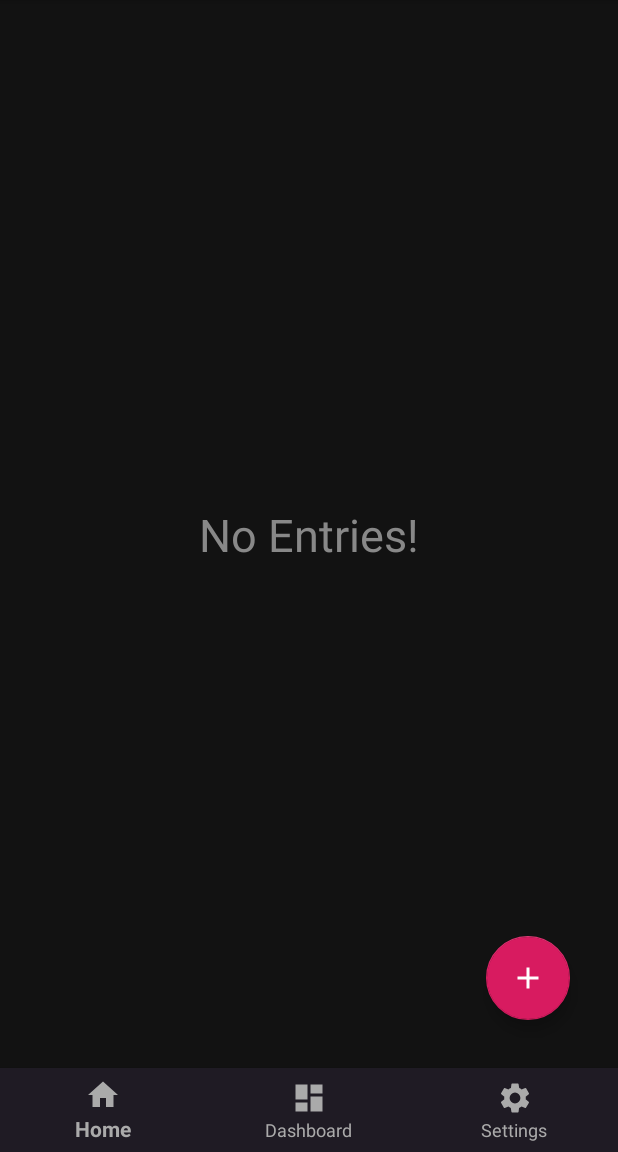
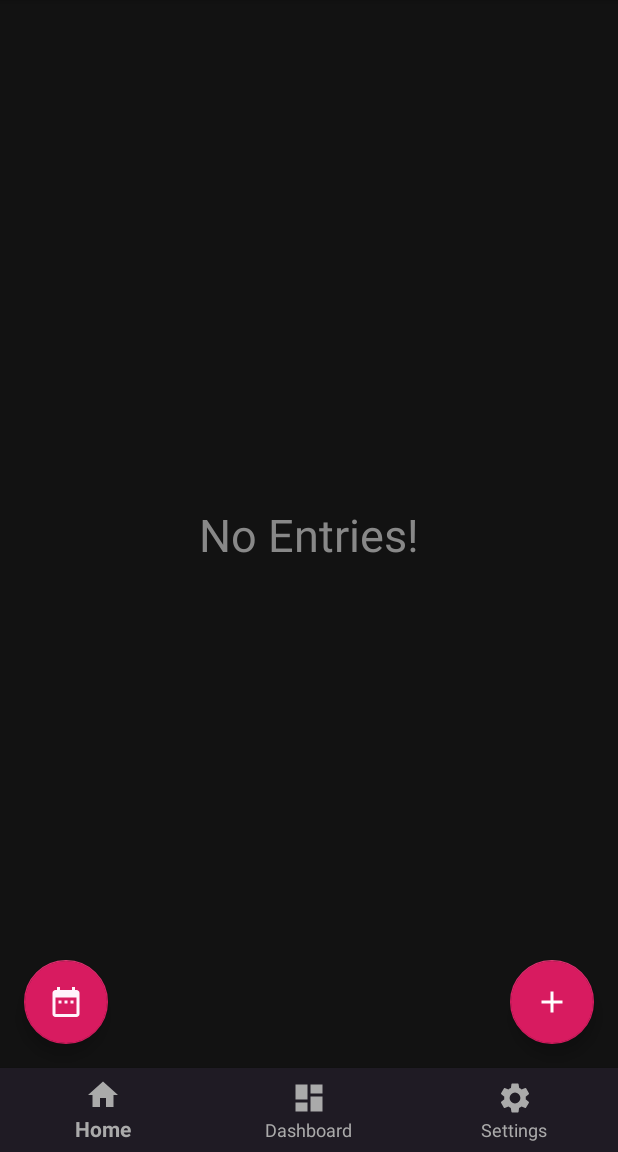
Before and after one commit to SaurabhDRao/Chronicler, an Android app: the screen it shows after launch (MainActivity), on a phone screen of 412 x 824 dp, the part 84-1236 px from its top. Run offline under Robolectric (Android 15) with nearby library versions, the phone set to English and light mode, and no system bars; our stand-ins replace Firebase (no records; nobody signed in at launch, a user with empty details on screens opened directly), Room's generated code.

Commit message:
can show entries of a particular date

```diff
--- a/app/src/main/java/com/example/myapplication/HomeFragment.java
+++ b/app/src/main/java/com/example/myapplication/HomeFragment.java
@@ -1,5 +1,6 @@
 package com.example.myapplication;
 
+import android.app.DatePickerDialog;
 import android.os.Bundle;
 import android.support.annotation.NonNull;
 import android.support.annotation.Nullable;
@@ -7,30 +8,43 @@ import android.support.design.widget.FloatingActionButton;
 import android.support.v4.app.Fragment;
 import android.support.v7.widget.LinearLayoutManager;
 import android.support.v7.widget.RecyclerView;
+import android.util.Log;
 import android.view.LayoutInflater;
 import android.view.View;
 import android.view.ViewGroup;
+import android.widget.DatePicker;
 
 import com.example.myapplication.Adapters.JournalEntryAdapter;
 import com.example.myapplication.RoomDatabaseConfig.JournalEntry;
 
+import java.util.Calendar;
 import java.util.List;
 
 
 public class HomeFragment extends Fragment {
 
     RecyclerView allEntriesView;
-    FloatingActionButton addEntryBtn;
+    FloatingActionButton addEntryBtn, selectDateBtn;
+    List<JournalEntry> allEntries;
 
     @Nullable
     @Override
     public View onCreateView(@NonNull LayoutInflater inflater, @Nullable ViewGroup container, @Nullable Bundle savedInstanceState) {
-        View fragmentView = inflater.inflate(R.layout.fragment_home, container, false);
+        final View fragmentView = inflater.inflate(R.layout.fragment_home, container, false);
 
         allEntriesView = fragmentView.findViewById(R.id.all_entries_recycler_view);
         addEntryBtn = fragmentView.findViewById(R.id.home_add_entry_btn);
+        selectDateBtn = fragmentView.findViewById(R.id.select_date);
 
-        showAllEntries(fragmentView);
+        allEntriesView.setLayoutManager(new LinearLayoutManager(getContext()));
+
+        allEntries = MainActivity.myDatabase.journalDao().getAllJournalEntries();
+
+        if(allEntries.size() == 0) {
+            fragmentView.findViewById(R.id.no_entries).setVisibility(View.VISIBLE);
+        }
+
+        showEntries(fragmentView, allEntries);
 
         addEntryBtn.setOnClickListener(new View.OnClickListener() {
             @Override
@@ -39,20 +53,41 @@ public class HomeFragment extends Fragment {
             }
         });
 
+        selectDateBtn.setOnClickListener(new View.OnClickListener() {
+            @Override
+            public void onClick(View view) {
+                Calendar c = Calendar.getInstance();
+                int year = c.get(Calendar.YEAR);
+                int month = c.get(Calendar.MONTH);
+                final int day = c.get(Calendar.DAY_OF_MONTH);
+
+                DatePickerDialog d = new DatePickerDialog(view.getContext(), new DatePickerDialog.OnDateSetListener() {
+                    @Override
+                    public void onDateSet(DatePicker view, int year, int month, int dayOfMonth) {
+                        String m = (month + 1) + "";
+                        if(m.length() == 1)
+                            m = "0" + m;
+                        String dateStr = "%" + dayOfMonth + "/" + m + "/" + year + "%";
+                        Log.wtf("DATE_STR", dateStr);
+                        List<JournalEntry> searchEntries = MainActivity.myDatabase.journalDao().getEntriesBasedOnDate(dateStr);
+                        if(searchEntries.size() == 0) {
+                            fragmentView.findViewById(R.id.no_entries).setVisibility(View.VISIBLE);
+                        } else {
+                            fragmentView.findViewById(R.id.no_entries).setVisibility(View.INVISIBLE);
+                        }
+                        showEntries(fragmentView, searchEntries);
+                    }
+                }, year, month, day);
+                d.show();
+            }
+        });
+
         return fragmentView;
     }
 
-    private void showAllEntries(View fragmentView) {
+    private void showEntries(View fragmentView, List<JournalEntry> entries) {
 
-        allEntriesView.setLayoutManager(new LinearLayoutManager(getContext()));
-
-        List<JournalEntry> allEntries = MainActivity.myDatabase.journalDao().getAllJournalEntries();
-
-        if(allEntries.size() == 0) {
-            fragmentView.findViewById(R.id.no_entries).setVisibility(View.VISIBLE);
-        }
-
-        JournalEntryAdapter entryAdapter = new JournalEntryAdapter(getContext(), allEntries);
+        JournalEntryAdapter entryAdapter = new JournalEntryAdapter(getContext(), entries);
         allEntriesView.setAdapter(entryAdapter);
 
     }
--- a/app/src/main/java/com/example/myapplication/RoomDatabaseConfig/JournalDao.java
+++ b/app/src/main/java/com/example/myapplication/RoomDatabaseConfig/JournalDao.java
@@ -22,4 +22,7 @@ public interface JournalDao {
     @Delete
     public void deleteItem(JournalEntry entry);
 
+    @Query("select * from JournalEntry where dateTime like :dateStr")
+    public List<JournalEntry> getEntriesBasedOnDate(String dateStr);
+
 }
--- /dev/null
+++ b/app/src/main/res/drawable/ic_date_range_black_24dp.xml
@@ -0,0 +1,5 @@
+<vector android:height="24dp" android:tint="#FFF3FC"
+    android:viewportHeight="24.0" android:viewportWidth="24.0"
+    android:width="24dp" xmlns:android="http://schemas.android.com/apk/res/android">
+    <path android:fillColor="#FF000000" android:pathData="M9,11L7,11v2h2v-2zM13,11h-2v2h2v-2zM17,11h-2v2h2v-2zM19,4h-1L18,2h-2v2L8,4L8,2L6,2v2L5,4c-1.11,0 -1.99,0.9 -1.99,2L3,20c0,1.1 0.89,2 2,2h14c1.1,0 2,-0.9 2,-2L21,6c0,-1.1 -0.9,-2 -2,-2zM19,20L5,20L5,9h14v11z"/>
+</vector>
--- a/app/src/main/res/layout/fragment_dashboard.xml
+++ b/app/src/main/res/layout/fragment_dashboard.xml
@@ -23,6 +23,7 @@
             android:layout_marginRight="24dp"
             android:background="@drawable/edittext_style"
             android:hint="Search"
+            android:visibility="invisible"
             android:textColor="#fff"
             android:textColorHint="#aaa"
             android:textCursorDrawable="@drawable/edittext_cursor_color"
@@ -39,7 +40,7 @@
             android:paddingBottom="20dp"
             app:layout_constraintEnd_toEndOf="parent"
             app:layout_constraintStart_toStartOf="parent"
-            app:layout_constraintTop_toBottomOf="@+id/dashboard_search_bar" />
+            app:layout_constraintTop_toTopOf="parent" />
 
         <ProgressBar
             android:id="@+id/dashboard_progressBar"
--- a/app/src/main/res/layout/fragment_home.xml
+++ b/app/src/main/res/layout/fragment_home.xml
@@ -54,9 +54,9 @@
         android:id="@+id/home_add_entry_btn"
         android:layout_width="wrap_content"
         android:layout_height="wrap_content"
-        android:layout_marginEnd="32dp"
-        android:layout_marginRight="32dp"
-        android:layout_marginBottom="32dp"
+        android:layout_marginEnd="16dp"
+        android:layout_marginRight="16dp"
+        android:layout_marginBottom="16dp"
         android:src="@drawable/ic_add_black_24dp"
         android:tint="#fff"
         app:layout_constraintBottom_toBottomOf="parent"
@@ -75,4 +75,15 @@
         app:layout_constraintStart_toStartOf="parent"
         app:layout_constraintTop_toTopOf="@+id/linearLayout" />
 
+    <android.support.design.widget.FloatingActionButton
+        android:id="@+id/select_date"
+        android:layout_width="wrap_content"
+        android:layout_height="wrap_content"
+        android:layout_marginStart="16dp"
+        android:layout_marginLeft="16dp"
+        android:layout_marginBottom="16dp"
+        android:src="@drawable/ic_date_range_black_24dp"
+        app:layout_constraintBottom_toBottomOf="parent"
+        app:layout_constraintStart_toStartOf="parent" />
+
 </android.support.constraint.ConstraintLayout>
```
